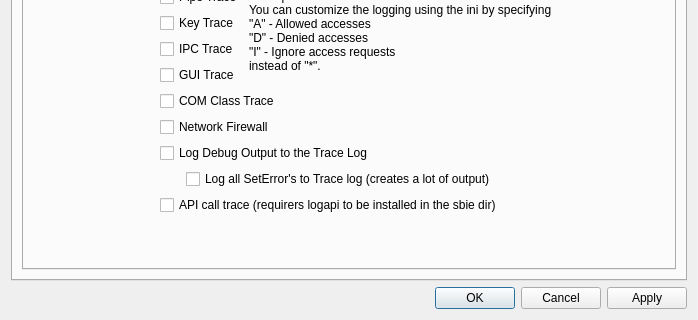
Before: the Qt Designer form SandboxiePlus/SandMan/Forms/OptionsWindow.ui in sandboxie-plus/Sandboxie, drawn with Qt 5; both pictures show x 0 to 698 and y 212 to 532 of the 698 by 532 pixel window.
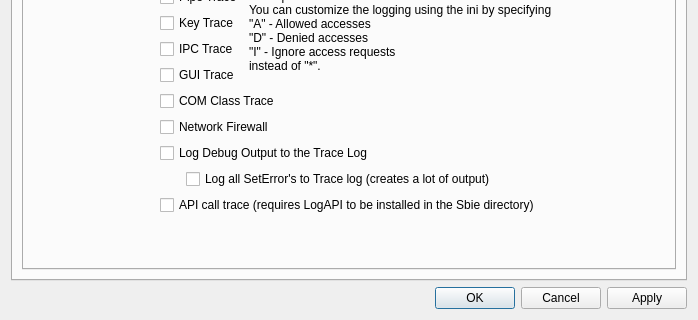
After: the same form once the commit is applied. The open tabs and pages were chosen to show the change.

Commit message: Fix existing string in Plus UI

The edit to the form file:
```diff
--- a/SandboxiePlus/SandMan/Forms/OptionsWindow.ui
+++ b/SandboxiePlus/SandMan/Forms/OptionsWindow.ui
@@ -2633,7 +2633,7 @@
                  <item row="13" column="1" colspan="4">
                   <widget class="QCheckBox" name="chkApiTrace">
                    <property name="text">
-                    <string>API call trace (requirers logapi to be installed in the sbie dir)</string>
+                    <string>API call trace (requires LogAPI to be installed in the Sbie directory)</string>
                    </property>
                   </widget>
                  </item>
```
